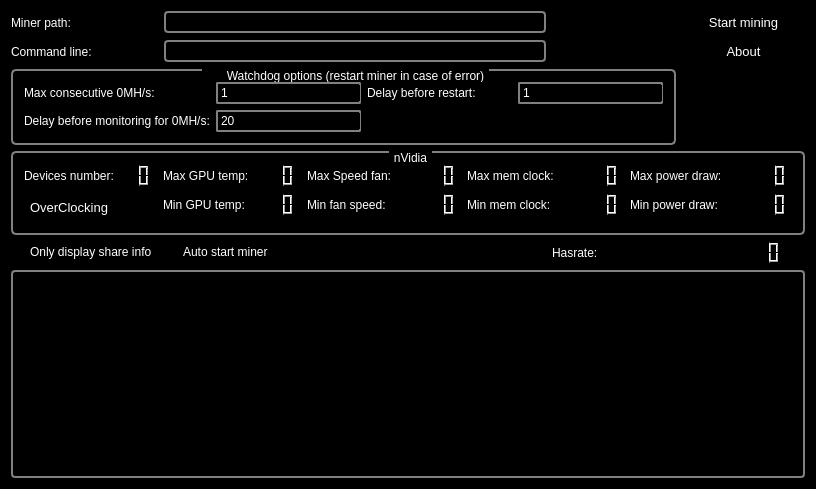
Before: the Qt Designer form mainwindow.ui in orkblutt/MinerLamp, drawn with Qt 5.
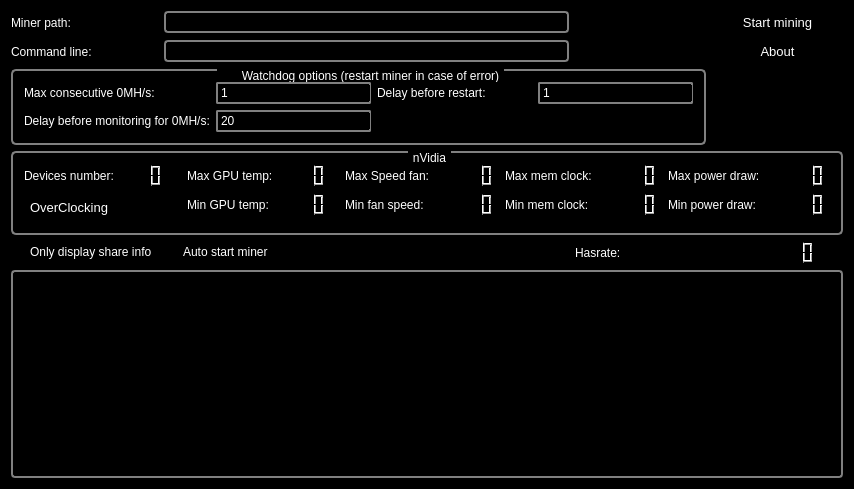
After: the same form once the commit is applied. Icons and pictures are not drawn.

Diff of the .ui file:
```diff
--- a/mainwindow.ui
+++ b/mainwindow.ui
@@ -6,7 +6,7 @@
    <rect>
     <x>0</x>
     <y>0</y>
-    <width>770</width>
+    <width>854</width>
     <height>489</height>
    </rect>
   </property>
```
Left out of the diff: 3 changed lines with no effect on the pictures.
